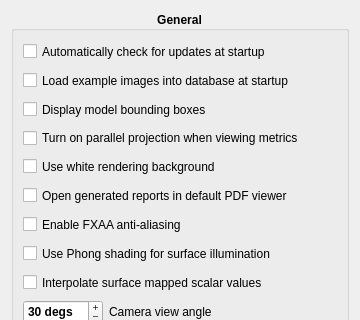
Before: the Qt Designer form forms/PreferencesDialog.ui in frontiersi/Cliniface, drawn with Qt 5; both pictures show x 0 to 360 and y 0 to 320 of the 360 by 538 pixel window.
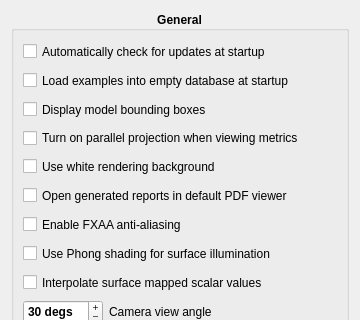
After: the same form once the commit is applied. Icons and pictures are not drawn.

Patch:
```diff
--- a/forms/PreferencesDialog.ui
+++ b/forms/PreferencesDialog.ui
@@ -100,7 +100,7 @@
          <string>&lt;html&gt;&lt;head/&gt;&lt;body&gt;&lt;p&gt;With this box checked, Cliniface's example 3DF files are loaded into the Image Browser database upon startup. Uncheck this box to prevent the example images from being loaded. Note that if the database already contains the example images, they will remain in the database until it is reset.&lt;/p&gt;&lt;/body&gt;&lt;/html&gt;</string>
         </property>
         <property name="text">
-         <string>Load example images into database at startup</string>
+         <string>Load examples into empty database at startup</string>
         </property>
         <property name="tristate">
          <bool>false</bool>
```
Left out of the diff: 2 changed lines with no effect on the pictures.
